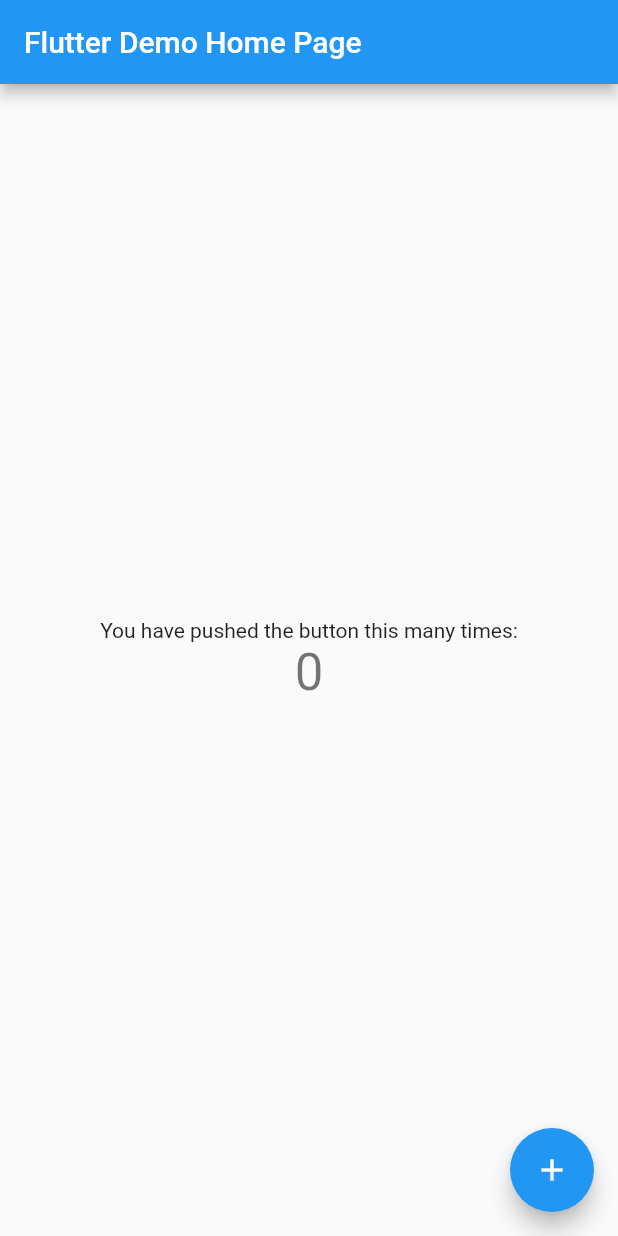
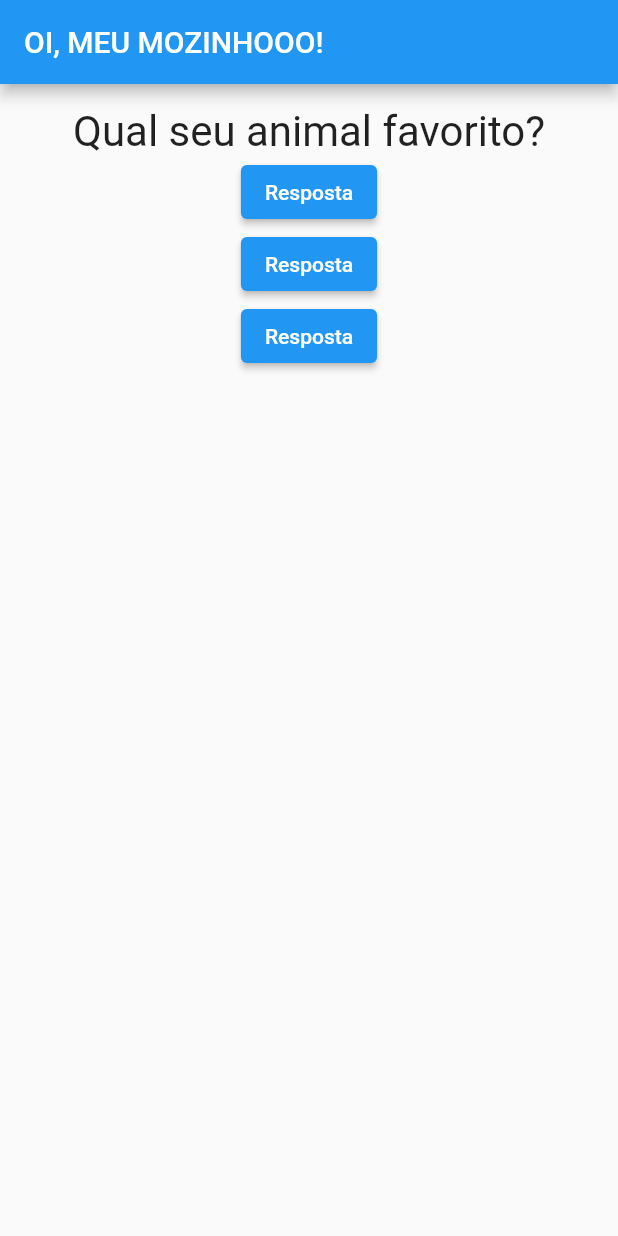
Before and after one commit to carloscardoso05/projeto_perguntas, a Flutter app: the screen it shows after launch, on a phone screen of 412 x 824 dp. Run offline on Flutter 3.47's test engine with Material 2 defaults, Android fonts, the phone set to English and light mode, and no system bars.

Commit message:
criando os primeiros widgets

```diff
--- a/lib/main.dart
+++ b/lib/main.dart
@@ -1,115 +1,52 @@
+// ignore_for_file: prefer_const_constructors
+
 import 'package:flutter/material.dart';
+import 'questao.dart';
 
-void main() {
-  runApp(const MyApp());
-}
+void main() => runApp(PerguntaApp());
 
-class MyApp extends StatelessWidget {
-  const MyApp({super.key});
+class _PerguntaAppState extends State<PerguntaApp> {
+  void _responder() {
+    if (_perguntaIndex < perguntas.length - 1) {
+      setState(() {
+        ++_perguntaIndex;
+      });
+    }
+    print(_perguntaIndex);
+  }
 
-  // This widget is the root of your application.
+  int _perguntaIndex = 0;
+  String resposta = '';
+  final perguntas = [
+    'Qual seu animal favorito?',
+    'Qual sua cor favorita?',
+    'Qual seu jogo favorito?'
+  ];
+
   @override
   Widget build(BuildContext context) {
     return MaterialApp(
-      title: 'Flutter Demo',
-      theme: ThemeData(
-        // This is the theme of your application.
-        //
-        // Try running your application with "flutter run". You'll see the
-        // application has a blue toolbar. Then, without quitting the app, try
-        // changing the primarySwatch below to Colors.green and then invoke
-        // "hot reload" (press "r" in the console where you ran "flutter run",
-        // or simply save your changes to "hot reload" in a Flutter IDE).
-        // Notice that the counter didn't reset back to zero; the application
-        // is not restarted.
-        primarySwatch: Colors.blue,
+      home: Scaffold(
+        appBar: AppBar(
+          title: Text('OI, MEU MOZINHOOO!'),
+        ),
+        body: Column(
+          children: [
+            Questao(perguntas[_perguntaIndex]),
+            ElevatedButton(onPressed: _responder, child: Text('Resposta')),
+            ElevatedButton(onPressed: _responder, child: Text('Resposta')),
+            ElevatedButton(onPressed: _responder, child: Text('Resposta')),
+            Text(resposta)
+          ],
+        ),
       ),
-      home: const MyHomePage(title: 'Flutter Demo Home Page'),
     );
   }
 }
 
-class MyHomePage extends StatefulWidget {
-  const MyHomePage({super.key, required this.title});
-
-  // This widget is the home page of your application. It is stateful, meaning
-  // that it has a State object (defined below) that contains fields that affect
-  // how it looks.
-
-  // This class is the configuration for the state. It holds the values (in this
-  // case the title) provided by the parent (in this case the App widget) and
-  // used by the build method of the State. Fields in a Widget subclass are
-  // always marked "final".
-
-  final String title;
-
+class PerguntaApp extends StatefulWidget {
   @override
-  State<MyHomePage> createState() => _MyHomePageState();
-}
-
-class _MyHomePageState extends State<MyHomePage> {
-  int _counter = 0;
-
-  void _incrementCounter() {
-    setState(() {
-      // This call to setState tells the Flutter framework that something has
-      // changed in this State, which causes it to rerun the build method below
-      // so that the display can reflect the updated values. If we changed
-      // _counter without calling setState(), then the build method would not be
-      // called again, and so nothing would appear to happen.
-      _counter++;
-    });
-  }
-
-  @override
-  Widget build(BuildContext context) {
-    // This method is rerun every time setState is called, for instance as done
-    // by the _incrementCounter method above.
-    //
-    // The Flutter framework has been optimized to make rerunning build methods
-    // fast, so that you can just rebuild anything that needs updating rather
-    // than having to individually change instances of widgets.
-    return Scaffold(
-      appBar: AppBar(
-        // Here we take the value from the MyHomePage object that was created by
-        // the App.build method, and use it to set our appbar title.
-        title: Text(widget.title),
-      ),
-      body: Center(
-        // Center is a layout widget. It takes a single child and positions it
-        // in the middle of the parent.
-        child: Column(
-          // Column is also a layout widget. It takes a list of children and
-          // arranges them vertically. By default, it sizes itself to fit its
-          // children horizontally, and tries to be as tall as its parent.
-          //
-          // Invoke "debug painting" (press "p" in the console, choose the
-          // "Toggle Debug Paint" action from the Flutter Inspector in Android
-          // Studio, or the "Toggle Debug Paint" command in Visual Studio Code)
-          // to see the wireframe for each widget.
-          //
-          // Column has various properties to control how it sizes itself and
-          // how it positions its children. Here we use mainAxisAlignment to
-          // center the children vertically; the main axis here is the vertical
-          // axis because Columns are vertical (the cross axis would be
-          // horizontal).
-          mainAxisAlignment: MainAxisAlignment.center,
-          children: <Widget>[
-            const Text(
-              'You have pushed the button this many times:',
-            ),
-            Text(
-              '$_counter',
-              style: Theme.of(context).textTheme.headlineMedium,
-            ),
-          ],
-        ),
-      ),
-      floatingActionButton: FloatingActionButton(
-        onPressed: _incrementCounter,
-        tooltip: 'Increment',
-        child: const Icon(Icons.add),
-      ), // This trailing comma makes auto-formatting nicer for build methods.
-    );
+  _PerguntaAppState createState() {
+    return _PerguntaAppState();
   }
 }
--- /dev/null
+++ b/lib/questao.dart
@@ -0,0 +1,21 @@
+import 'package:flutter/src/widgets/framework.dart';
+import 'package:flutter/src/widgets/placeholder.dart';
+import 'package:flutter/material.dart';
+
+class Questao extends StatelessWidget {
+  final String text;
+  Questao(this.text);
+
+  @override
+  Widget build(BuildContext context) {
+    return Container(
+      width: double.infinity,
+      margin: EdgeInsets.only(top: 15),
+      child: Text(
+        text,
+        style: TextStyle(fontSize: 28),
+        textAlign: TextAlign.center,
+      ),
+    );
+  }
+}
```
